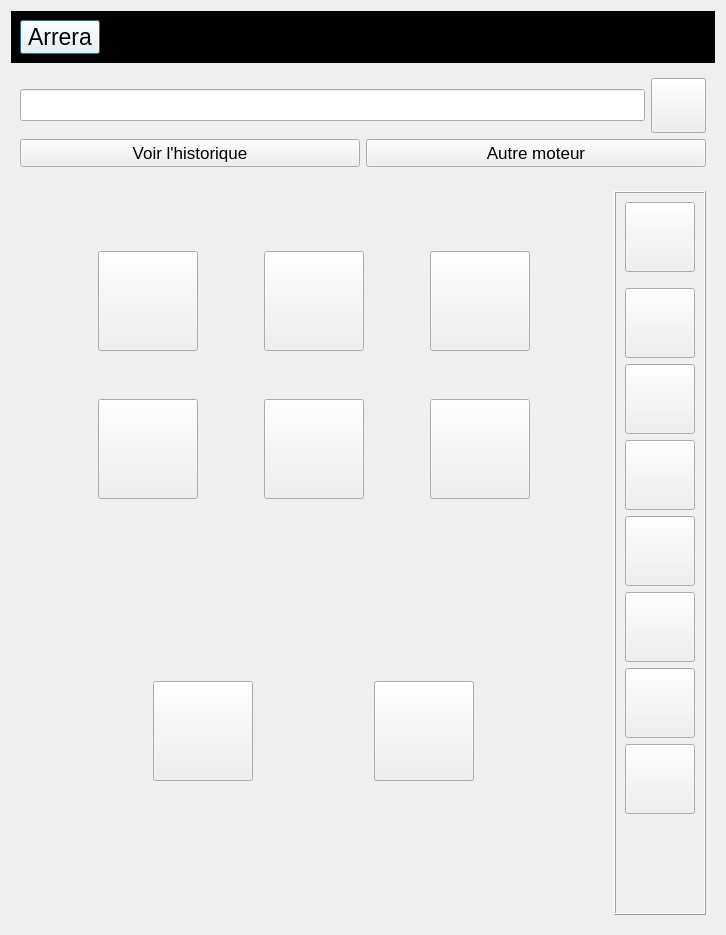
First picture: the form in arreraui.ui, repository Arrera-Software/Arrera-Interface, before the edit.
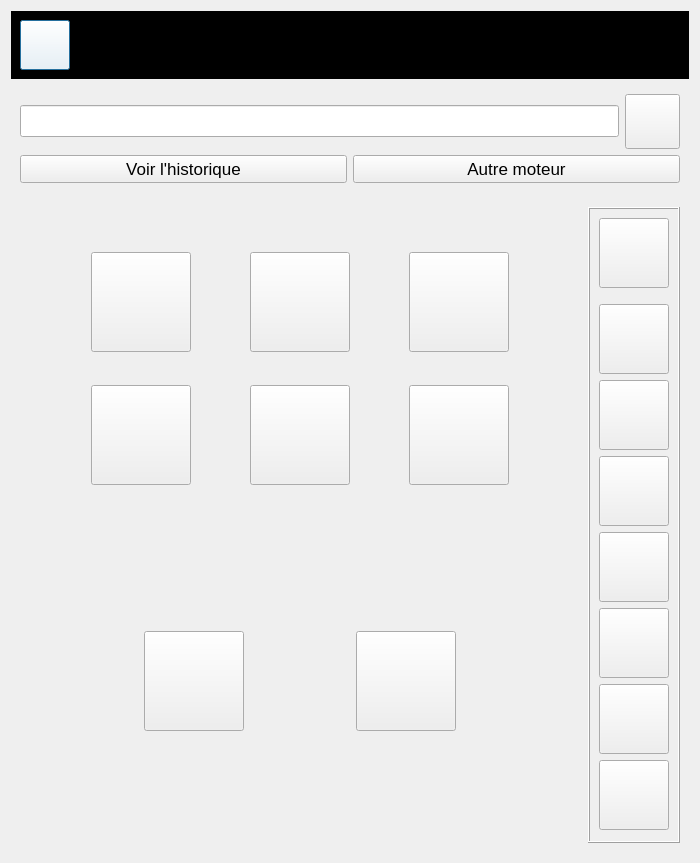
Second picture: the form after the edit. Icons and pictures are not drawn.

Commit message: Changement de la taille de la fenetre par default

The edit to the form file:
```diff
--- a/arreraui.ui
+++ b/arreraui.ui
@@ -12,10 +12,16 @@
    <rect>
     <x>0</x>
     <y>0</y>
-    <width>726</width>
-    <height>935</height>
+    <width>700</width>
+    <height>863</height>
    </rect>
   </property>
+  <property name="minimumSize">
+   <size>
+    <width>700</width>
+    <height>863</height>
+   </size>
+  </property>
   <property name="windowTitle">
    <string>Arrera</string>
   </property>
@@ -44,6 +50,18 @@
      <layout class="QHBoxLayout" name="horizontalLayout_2">
       <item>
        <widget class="QPushButton" name="IDC_ACCEUILARRERA">
+        <property name="minimumSize">
+         <size>
+          <width>50</width>
+          <height>50</height>
+         </size>
+        </property>
+        <property name="maximumSize">
+         <size>
+          <width>50</width>
+          <height>50</height>
+         </size>
+        </property>
         <property name="font">
          <font>
           <pointsize>17</pointsize>
@@ -54,7 +72,7 @@
 color: rgb(0, 0, 0);</string>
         </property>
         <property name="text">
-         <string>Arrera</string>
+         <string/>
         </property>
         <property name="icon">
          <iconset resource="resource.qrc">
@@ -62,8 +80,8 @@
         </property>
         <property name="iconSize">
          <size>
-          <width>30</width>
-          <height>30</height>
+          <width>50</width>
+          <height>60</height>
          </size>
         </property>
        </widget>
```
